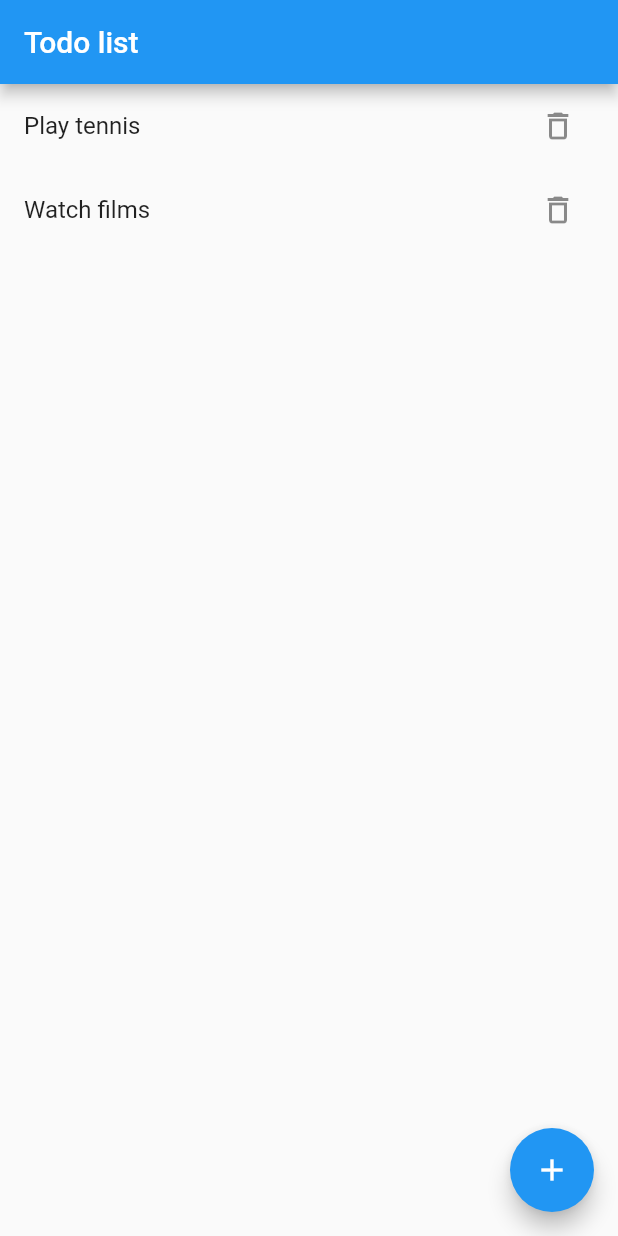
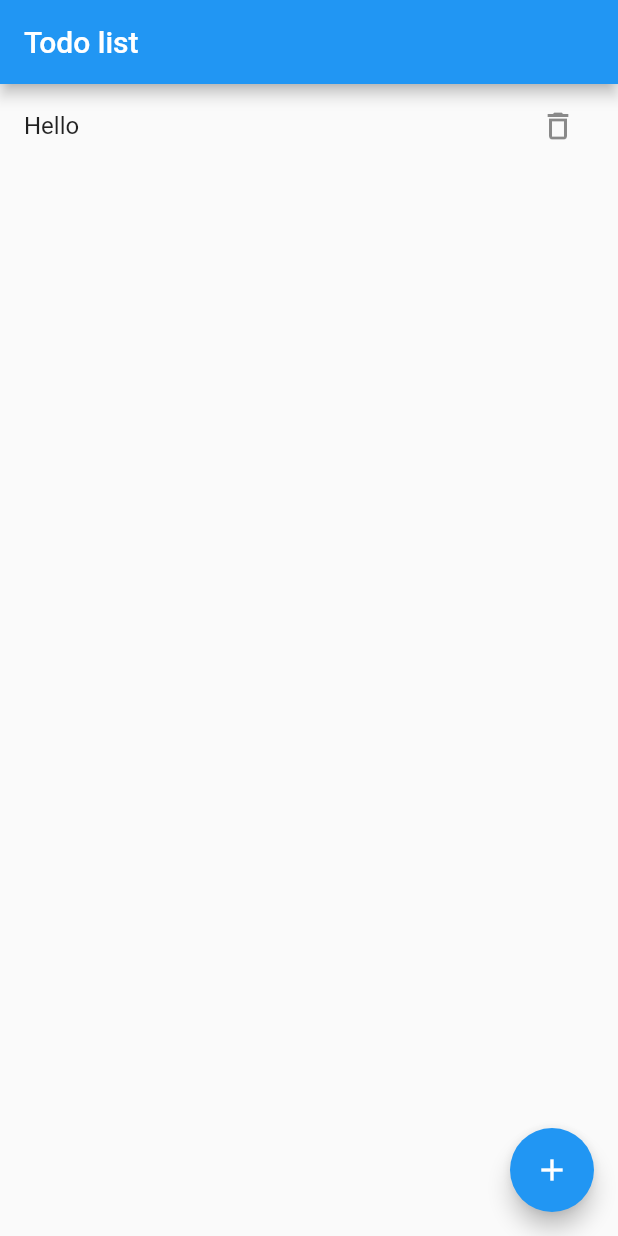
Before and after one commit to AntipenkoGleb/todo_app, a Flutter app: the screen it shows after launch, on a phone screen of 412 x 824 dp. Run offline on Flutter 3.47's test engine with Material 2 defaults, Android fonts, the phone set to English and light mode, and no system bars.

```diff
--- a/lib/main.dart
+++ b/lib/main.dart
@@ -1,3 +1,4 @@
+import 'package:flutter/foundation.dart';
 import 'package:flutter/material.dart';
 import 'package:flutter_localizations/flutter_localizations.dart';
 import 'package:todo_app/pages/add_todo_page.dart';
@@ -5,11 +6,6 @@ import 'package:todo_app/pages/todo_details.dart';
 
 import 'generated/l10n.dart';
 import 'pages/todo_list_page.dart';
-
-final todoes = [
-  "Play tennis",
-  "Watch films",
-];
 
 void main() async {
   runApp(const TodoApp());
@@ -20,7 +16,8 @@ class TodoApp extends StatelessWidget {
 
   @override
   Widget build(BuildContext context) {
-    return MaterialApp(
+    return TodoContainer(
+      child: MaterialApp(
         onGenerateTitle: (context) => S.of(context).applicationTitle,
         localizationsDelegates: const [
           S.delegate,
@@ -44,6 +41,21 @@ class TodoApp extends StatelessWidget {
           TodoListPage.routeName: (context) => const TodoListPage(),
           AddTodoPage.routeName: (context) => AddTodoPage(),
         },
+      ),
     );
   }
 }
+
+class TodoContainer extends InheritedWidget {
+  final todoes = <String>['Hello'];
+  TodoContainer({child, super.key}) : super(child: child);
+
+  static TodoContainer of(BuildContext context) {
+    return context.dependOnInheritedWidgetOfExactType<TodoContainer>()!;
+  }
+
+  @override
+  bool updateShouldNotify(TodoContainer oldWidget) {
+    return listEquals(todoes, oldWidget.todoes);
+  }
+}
```
Also changed, not shown: lib/pages/todo_details.dart (+7 -16 lines), lib/pages/todo_list_page.dart (+4 -3 lines). Lines whose indentation alone changed are shown as unchanged.
